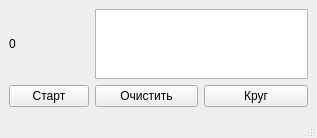
This is QT_HW_Lesson5/mainwindow.ui in Brag72/qt-homeworks as Qt 5 draws it before an edit. The edited form follows.
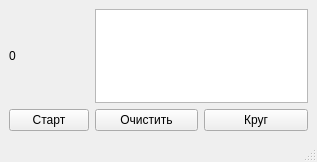
This is the edited form.

The edit to the form file:
```diff
--- a/QT_HW_Lesson5/mainwindow.ui
+++ b/QT_HW_Lesson5/mainwindow.ui
@@ -7,7 +7,7 @@
     <x>0</x>
     <y>0</y>
     <width>317</width>
-    <height>107</height>
+    <height>162</height>
    </rect>
   </property>
   <property name="windowTitle">
```
Left out of the diff: 2 changed lines with no effect on the pictures.
